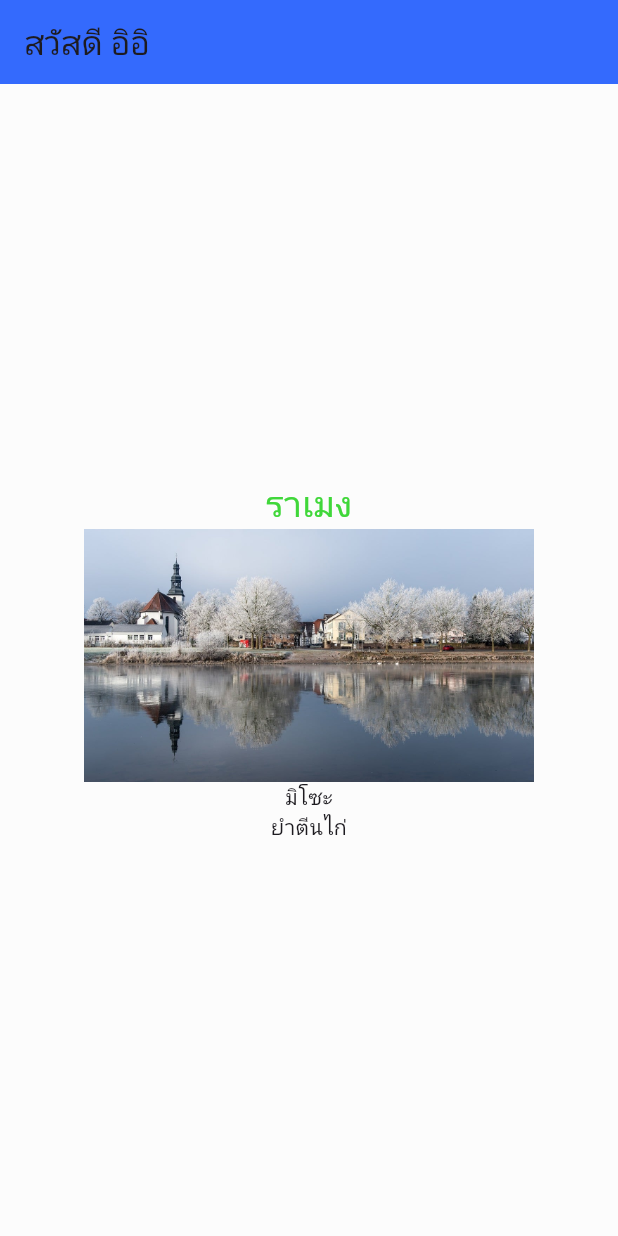
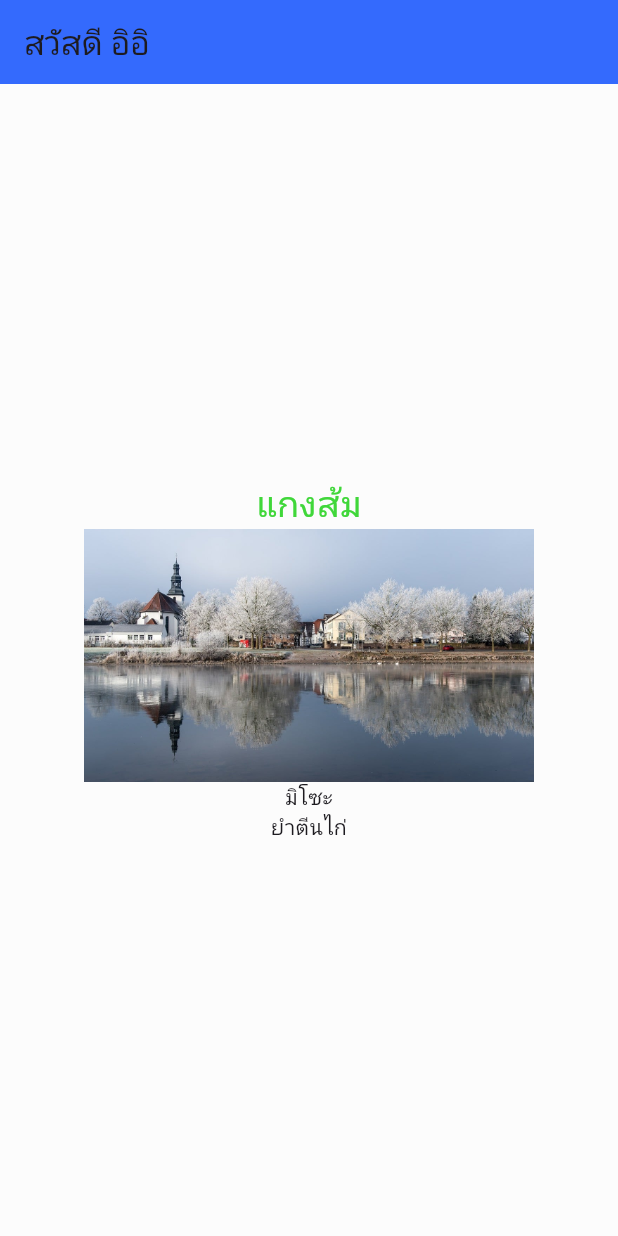
Before and after one commit to Hongina/name_app, a Flutter app: the screen it shows after launch, on a phone screen of 412 x 824 dp. Run offline on Flutter 3.47's test engine with Material 3 defaults, Android fonts, the phone set to English and light mode, and no system bars.

Commit message:
edit view MyContainer

```diff
--- a/lib/MyContainer.dart
+++ b/lib/MyContainer.dart
@@ -11,7 +11,7 @@ class MyContainer extends StatelessWidget {
           child: Column(
         mainAxisSize: MainAxisSize.min,
         children: [
-          const Text("ราเมง",
+          const Text("แกงส้ม",
               style: TextStyle(
                   fontSize: 24, color: Color.fromARGB(255, 64, 215, 58))),
           Image.asset('assets/images/church.jpg', width: 300),
```
Also changed, not shown: 6 other files.
